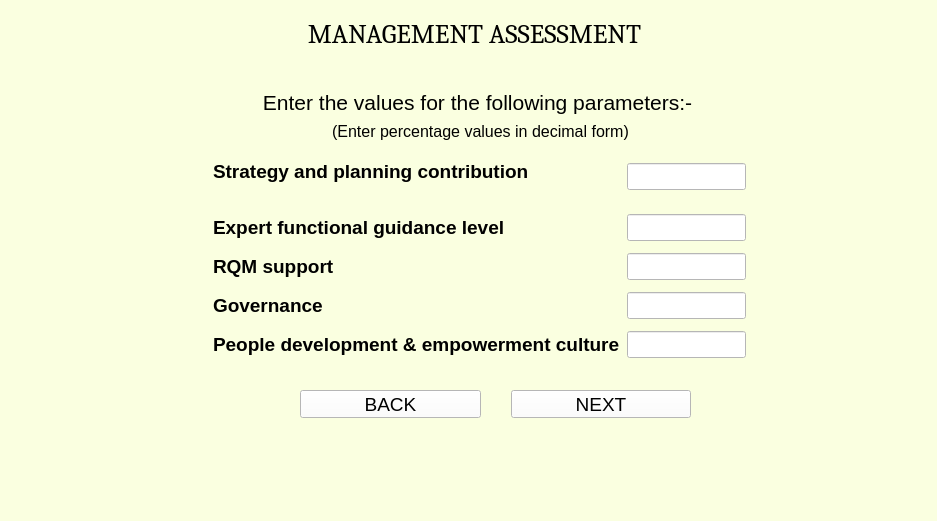
First picture: the form in ui_files/management_screen.ui, repository Ris-code/institutional_benchmarking_model, before the edit.
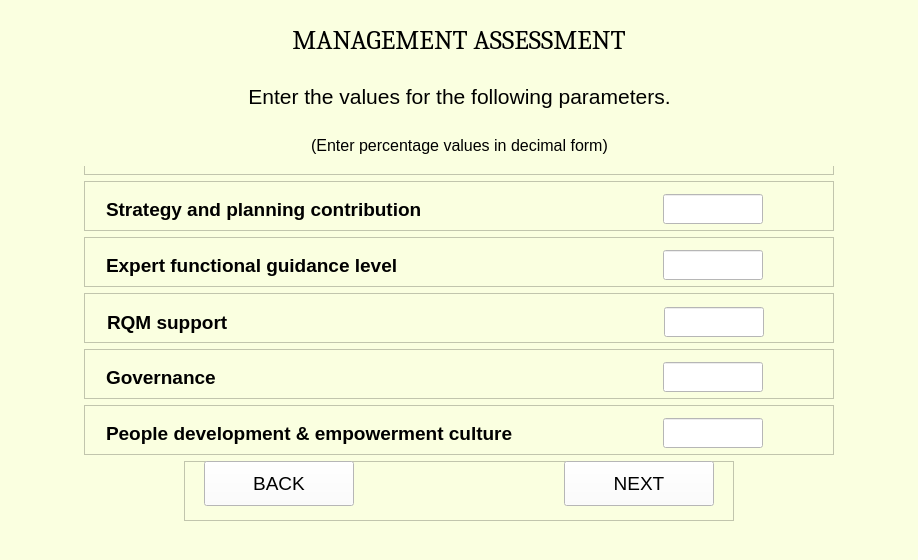
Second picture: the form after the edit.

Patch:
```diff
--- a/ui_files/management_screen.ui
+++ b/ui_files/management_screen.ui
@@ -9,8 +9,8 @@
    <rect>
     <x>0</x>
     <y>0</y>
-    <width>937</width>
-    <height>521</height>
+    <width>914</width>
+    <height>560</height>
    </rect>
   </property>
   <property name="mouseTracking">
@@ -23,15 +23,54 @@
    <string notr="true">background-color:rgb(250, 255, 224)</string>
   </property>
   <widget class="QWidget" name="centralwidget">
-   <widget class="QLabel" name="label_10">
+   <layout class="QVBoxLayout" name="verticalLayout">
+    <item alignment="Qt::AlignHCenter">
+     <widget class="QFrame" name="frame">
+      <property name="minimumSize">
+       <size>
+        <width>900</width>
+        <height>60</height>
+       </size>
+      </property>
+      <property name="maximumSize">
+       <size>
+        <width>900</width>
+        <height>60</height>
+       </size>
+      </property>
+      <property name="frameShape">
+       <enum>QFrame::StyledPanel</enum>
+      </property>
+      <property name="frameShadow">
+       <enum>QFrame::Raised</enum>
+      </property>
+      <widget class="QLabel" name="heading">
     <property name="geometry">
      <rect>
-      <x>-1</x>
-      <y>20</y>
-      <width>951</width>
-      <height>27</height>
-     </rect>
-    </property>
+         <x>0</x>
+         <y>0</y>
+         <width>900</width>
+         <height>61</height>
+        </rect>
+       </property>
+       <property name="sizePolicy">
+        <sizepolicy hsizetype="Preferred" vsizetype="Preferred">
+         <horstretch>0</horstretch>
+         <verstretch>0</verstretch>
+        </sizepolicy>
+       </property>
+       <property name="minimumSize">
+        <size>
+         <width>900</width>
+         <height>50</height>
+        </size>
+       </property>
+       <property name="maximumSize">
+        <size>
+         <width>16777215</width>
+         <height>16777215</height>
+        </size>
+       </property>
     <property name="font">
      <font>
       <family>Cambria</family>
@@ -44,19 +83,62 @@
     <property name="alignment">
      <set>Qt::AlignCenter</set>
     </property>
-   </widget>
+       <property name="wordWrap">
+        <bool>false</bool>
+       </property>
+      </widget>
+     </widget>
+    </item>
+    <item alignment="Qt::AlignHCenter">
+     <widget class="QFrame" name="frame_2">
+      <property name="minimumSize">
+       <size>
+        <width>750</width>
+        <height>100</height>
+       </size>
+      </property>
+      <property name="maximumSize">
+       <size>
+        <width>750</width>
+        <height>100</height>
+       </size>
+      </property>
+      <property name="frameShape">
+       <enum>QFrame::StyledPanel</enum>
+      </property>
+      <property name="frameShadow">
+       <enum>QFrame::Raised</enum>
+      </property>
    <widget class="QWidget" name="layoutWidget">
     <property name="geometry">
      <rect>
-      <x>10</x>
-      <y>90</y>
-      <width>941</width>
-      <height>51</height>
-     </rect>
-    </property>
-    <layout class="QVBoxLayout" name="verticalLayout">
-     <item>
-      <widget class="QLabel" name="label">
+         <x>0</x>
+         <y>0</y>
+         <width>751</width>
+         <height>91</height>
+        </rect>
+       </property>
+       <layout class="QGridLayout" name="gridLayout_6">
+        <item row="0" column="0">
+         <widget class="QLabel" name="subHeading">
+          <property name="sizePolicy">
+           <sizepolicy hsizetype="Preferred" vsizetype="Preferred">
+            <horstretch>0</horstretch>
+            <verstretch>0</verstretch>
+           </sizepolicy>
+          </property>
+          <property name="minimumSize">
+           <size>
+            <width>450</width>
+            <height>40</height>
+           </size>
+          </property>
+          <property name="maximumSize">
+           <size>
+            <width>16777215</width>
+            <height>16777215</height>
+           </size>
+          </property>
        <property name="font">
         <font>
          <family>Arial</family>
@@ -64,15 +146,36 @@
         </font>
        </property>
        <property name="text">
-        <string>Enter the values for the following parameters:- </string>
+           <string>Enter the values for the following parameters.</string>
        </property>
        <property name="alignment">
         <set>Qt::AlignCenter</set>
        </property>
-      </widget>
-     </item>
-     <item>
-      <widget class="QLabel" name="label_7">
+          <property name="wordWrap">
+           <bool>false</bool>
+          </property>
+         </widget>
+        </item>
+        <item row="1" column="0">
+         <widget class="QLabel" name="instructions">
+          <property name="sizePolicy">
+           <sizepolicy hsizetype="Preferred" vsizetype="Preferred">
+            <horstretch>0</horstretch>
+            <verstretch>0</verstretch>
+           </sizepolicy>
+          </property>
+          <property name="minimumSize">
+           <size>
+            <width>315</width>
+            <height>40</height>
+           </size>
+          </property>
+          <property name="maximumSize">
+           <size>
+            <width>16777215</width>
+            <height>16777215</height>
+           </size>
+          </property>
        <property name="font">
         <font>
          <family>Arial</family>
@@ -85,48 +188,101 @@
        <property name="alignment">
         <set>Qt::AlignCenter</set>
        </property>
+          <property name="wordWrap">
+           <bool>false</bool>
+          </property>
       </widget>
      </item>
     </layout>
    </widget>
-   <widget class="QWidget" name="">
+     </widget>
+    </item>
+    <item alignment="Qt::AlignHCenter">
+     <widget class="QFrame" name="frame_3">
+      <property name="minimumSize">
+       <size>
+        <width>750</width>
+        <height>50</height>
+       </size>
+      </property>
+      <property name="maximumSize">
+       <size>
+        <width>750</width>
+        <height>50</height>
+       </size>
+      </property>
+      <property name="frameShape">
+       <enum>QFrame::StyledPanel</enum>
+      </property>
+      <property name="frameShadow">
+       <enum>QFrame::Raised</enum>
+      </property>
+      <widget class="QWidget" name="layoutWidget">
     <property name="geometry">
      <rect>
-      <x>210</x>
-      <y>160</y>
-      <width>541</width>
-      <height>203</height>
-     </rect>
-    </property>
+         <x>22</x>
+         <y>12</y>
+         <width>657</width>
+         <height>32</height>
+        </rect>
+       </property>
+       <layout class="QGridLayout" name="gridLayout">
+        <item row="0" column="0">
+         <widget class="QLabel" name="labelE">
+          <property name="sizePolicy">
+           <sizepolicy hsizetype="Preferred" vsizetype="Preferred">
+            <horstretch>0</horstretch>
+            <verstretch>0</verstretch>
+           </sizepolicy>
+          </property>
+          <property name="minimumSize">
+           <size>
+            <width>550</width>
+            <height>30</height>
+           </size>
+          </property>
+          <property name="maximumSize">
+           <size>
+            <width>16777215</width>
+            <height>16777215</height>
+           </size>
+          </property>
     <property name="font">
      <font>
       <family>Arial</family>
       <pointsize>14</pointsize>
-      <weight>50</weight>
-      <bold>false</bold>
-     </font>
-    </property>
-    <layout class="QFormLayout" name="formLayout">
-     <property name="horizontalSpacing">
-      <number>7</number>
-     </property>
-     <property name="verticalSpacing">
-      <number>12</number>
-     </property>
-     <property name="leftMargin">
-      <number>3</number>
-     </property>
-     <property name="topMargin">
-      <number>3</number>
-     </property>
-     <property name="rightMargin">
-      <number>5</number>
-     </property>
-     <property name="bottomMargin">
-      <number>5</number>
-     </property>
+            <weight>75</weight>
+            <bold>true</bold>
+           </font>
+          </property>
+          <property name="text">
+           <string>Strategy and planning contribution</string>
+          </property>
+          <property name="wordWrap">
+           <bool>false</bool>
+          </property>
+         </widget>
+        </item>
      <item row="0" column="1">
       <widget class="QLineEdit" name="paramE">
+          <property name="sizePolicy">
+           <sizepolicy hsizetype="Preferred" vsizetype="Preferred">
+            <horstretch>0</horstretch>
+            <verstretch>0</verstretch>
+           </sizepolicy>
+          </property>
+          <property name="minimumSize">
+           <size>
+            <width>100</width>
+            <height>30</height>
+           </size>
+          </property>
+          <property name="maximumSize">
+           <size>
+            <width>100</width>
+            <height>30</height>
+           </size>
+          </property>
        <property name="font">
         <font>
          <family>Arial</family>
@@ -140,8 +296,60 @@
        </property>
       </widget>
      </item>
-     <item row="1" column="0">
-      <widget class="QLabel" name="label_3">
+       </layout>
+      </widget>
+     </widget>
+    </item>
+    <item alignment="Qt::AlignHCenter">
+     <widget class="QFrame" name="frame_4">
+      <property name="minimumSize">
+       <size>
+        <width>750</width>
+        <height>50</height>
+       </size>
+      </property>
+      <property name="maximumSize">
+       <size>
+        <width>750</width>
+        <height>50</height>
+       </size>
+      </property>
+      <property name="frameShape">
+       <enum>QFrame::StyledPanel</enum>
+      </property>
+      <property name="frameShadow">
+       <enum>QFrame::Raised</enum>
+      </property>
+      <widget class="QWidget" name="layoutWidget">
+       <property name="geometry">
+        <rect>
+         <x>22</x>
+         <y>12</y>
+         <width>657</width>
+         <height>32</height>
+        </rect>
+       </property>
+       <layout class="QGridLayout" name="gridLayout_2">
+        <item row="0" column="0">
+         <widget class="QLabel" name="labelF">
+          <property name="sizePolicy">
+           <sizepolicy hsizetype="Preferred" vsizetype="Preferred">
+            <horstretch>0</horstretch>
+            <verstretch>0</verstretch>
+           </sizepolicy>
+          </property>
+          <property name="minimumSize">
+           <size>
+            <width>550</width>
+            <height>30</height>
+           </size>
+          </property>
+          <property name="maximumSize">
+           <size>
+            <width>16777215</width>
+            <height>16777215</height>
+           </size>
+          </property>
        <property name="font">
         <font>
          <family>Arial</family>
@@ -153,10 +361,31 @@
        <property name="text">
         <string>Expert functional guidance level</string>
        </property>
-      </widget>
-     </item>
-     <item row="1" column="1">
+          <property name="wordWrap">
+           <bool>false</bool>
+          </property>
+         </widget>
+        </item>
+        <item row="0" column="1">
       <widget class="QLineEdit" name="paramF">
+          <property name="sizePolicy">
+           <sizepolicy hsizetype="Preferred" vsizetype="Preferred">
+            <horstretch>0</horstretch>
+            <verstretch>0</verstretch>
+           </sizepolicy>
+          </property>
+          <property name="minimumSize">
+           <size>
+            <width>100</width>
+            <height>30</height>
+           </size>
+          </property>
+          <property name="maximumSize">
+           <size>
+            <width>100</width>
+            <height>30</height>
+           </size>
+          </property>
        <property name="font">
         <font>
          <family>Arial</family>
@@ -170,8 +399,60 @@
        </property>
       </widget>
      </item>
-     <item row="2" column="0">
-      <widget class="QLabel" name="label_4">
+       </layout>
+      </widget>
+     </widget>
+    </item>
+    <item alignment="Qt::AlignHCenter">
+     <widget class="QFrame" name="frame_5">
+      <property name="minimumSize">
+       <size>
+        <width>750</width>
+        <height>50</height>
+       </size>
+      </property>
+      <property name="maximumSize">
+       <size>
+        <width>750</width>
+        <height>50</height>
+       </size>
+      </property>
+      <property name="frameShape">
+       <enum>QFrame::StyledPanel</enum>
+      </property>
+      <property name="frameShadow">
+       <enum>QFrame::Raised</enum>
+      </property>
+      <widget class="QWidget" name="layoutWidget">
+       <property name="geometry">
+        <rect>
+         <x>23</x>
+         <y>13</y>
+         <width>657</width>
+         <height>32</height>
+        </rect>
+       </property>
+       <layout class="QGridLayout" name="gridLayout_3">
+        <item row="0" column="0">
+         <widget class="QLabel" name="labelG">
+          <property name="sizePolicy">
+           <sizepolicy hsizetype="Preferred" vsizetype="Preferred">
+            <horstretch>0</horstretch>
+            <verstretch>0</verstretch>
+           </sizepolicy>
+          </property>
+          <property name="minimumSize">
+           <size>
+            <width>550</width>
+            <height>30</height>
+           </size>
+          </property>
+          <property name="maximumSize">
+           <size>
+            <width>16777215</width>
+            <height>16777215</height>
+           </size>
+          </property>
        <property name="font">
         <font>
          <family>Arial</family>
@@ -183,10 +464,31 @@
        <property name="text">
         <string>RQM support</string>
        </property>
-      </widget>
-     </item>
-     <item row="2" column="1">
+          <property name="wordWrap">
+           <bool>false</bool>
+          </property>
+         </widget>
+        </item>
+        <item row="0" column="1">
       <widget class="QLineEdit" name="paramG">
+          <property name="sizePolicy">
+           <sizepolicy hsizetype="Preferred" vsizetype="Preferred">
+            <horstretch>0</horstretch>
+            <verstretch>0</verstretch>
+           </sizepolicy>
+          </property>
+          <property name="minimumSize">
+           <size>
+            <width>100</width>
+            <height>30</height>
+           </size>
+          </property>
+          <property name="maximumSize">
+           <size>
+            <width>100</width>
+            <height>30</height>
+           </size>
+          </property>
        <property name="font">
         <font>
          <family>Arial</family>
@@ -200,8 +502,60 @@
        </property>
       </widget>
      </item>
-     <item row="3" column="0">
-      <widget class="QLabel" name="label_5">
+       </layout>
+      </widget>
+     </widget>
+    </item>
+    <item alignment="Qt::AlignHCenter">
+     <widget class="QFrame" name="frame_6">
+      <property name="minimumSize">
+       <size>
+        <width>750</width>
+        <height>50</height>
+       </size>
+      </property>
+      <property name="maximumSize">
+       <size>
+        <width>750</width>
+        <height>50</height>
+       </size>
+      </property>
+      <property name="frameShape">
+       <enum>QFrame::StyledPanel</enum>
+      </property>
+      <property name="frameShadow">
+       <enum>QFrame::Raised</enum>
+      </property>
+      <widget class="QWidget" name="layoutWidget">
+       <property name="geometry">
+        <rect>
+         <x>22</x>
+         <y>12</y>
+         <width>657</width>
+         <height>32</height>
+        </rect>
+       </property>
+       <layout class="QGridLayout" name="gridLayout_4">
+        <item row="0" column="0">
+         <widget class="QLabel" name="labelH">
+          <property name="sizePolicy">
+           <sizepolicy hsizetype="Preferred" vsizetype="Preferred">
+            <horstretch>0</horstretch>
+            <verstretch>0</verstretch>
+           </sizepolicy>
+          </property>
+          <property name="minimumSize">
+           <size>
+            <width>550</width>
+            <height>30</height>
+           </size>
+          </property>
+          <property name="maximumSize">
+           <size>
+            <width>16777215</width>
+            <height>16777215</height>
+           </size>
+          </property>
        <property name="font">
         <font>
          <family>Arial</family>
@@ -213,10 +567,31 @@
        <property name="text">
         <string>Governance</string>
        </property>
-      </widget>
-     </item>
-     <item row="3" column="1">
+          <property name="wordWrap">
+           <bool>false</bool>
+          </property>
+         </widget>
+        </item>
+        <item row="0" column="1">
       <widget class="QLineEdit" name="paramH">
+          <property name="sizePolicy">
+           <sizepolicy hsizetype="Preferred" vsizetype="Preferred">
+            <horstretch>0</horstretch>
+            <verstretch>0</verstretch>
+           </sizepolicy>
+          </property>
+          <property name="minimumSize">
+           <size>
+            <width>100</width>
+            <height>30</height>
+           </size>
+          </property>
+          <property name="maximumSize">
+           <size>
+            <width>100</width>
+            <height>30</height>
+           </size>
+          </property>
        <property name="font">
         <font>
          <family>Arial</family>
@@ -230,8 +605,60 @@
        </property>
       </widget>
      </item>
-     <item row="4" column="0">
-      <widget class="QLabel" name="label_6">
+       </layout>
+      </widget>
+     </widget>
+    </item>
+    <item alignment="Qt::AlignHCenter">
+     <widget class="QFrame" name="frame_7">
+      <property name="minimumSize">
+       <size>
+        <width>750</width>
+        <height>50</height>
+       </size>
+      </property>
+      <property name="maximumSize">
+       <size>
+        <width>750</width>
+        <height>50</height>
+       </size>
+      </property>
+      <property name="frameShape">
+       <enum>QFrame::StyledPanel</enum>
+      </property>
+      <property name="frameShadow">
+       <enum>QFrame::Raised</enum>
+      </property>
+      <widget class="QWidget" name="layoutWidget">
+       <property name="geometry">
+        <rect>
+         <x>22</x>
+         <y>12</y>
+         <width>657</width>
+         <height>32</height>
+        </rect>
+       </property>
+       <layout class="QGridLayout" name="gridLayout_5">
+        <item row="0" column="0">
+         <widget class="QLabel" name="labelI">
+          <property name="sizePolicy">
+           <sizepolicy hsizetype="Preferred" vsizetype="Preferred">
+            <horstretch>0</horstretch>
+            <verstretch>0</verstretch>
+           </sizepolicy>
+          </property>
+          <property name="minimumSize">
+           <size>
+            <width>550</width>
+            <height>30</height>
+           </size>
+          </property>
+          <property name="maximumSize">
+           <size>
+            <width>16777215</width>
+            <height>16777215</height>
+           </size>
+          </property>
        <property name="font">
         <font>
          <family>Arial</family>
@@ -243,10 +670,31 @@
        <property name="text">
         <string>People development &amp; empowerment culture</string>
        </property>
-      </widget>
-     </item>
-     <item row="4" column="1">
+          <property name="wordWrap">
+           <bool>false</bool>
+          </property>
+         </widget>
+        </item>
+        <item row="0" column="1">
       <widget class="QLineEdit" name="paramI">
+          <property name="sizePolicy">
+           <sizepolicy hsizetype="Preferred" vsizetype="Preferred">
+            <horstretch>0</horstretch>
+            <verstretch>0</verstretch>
+           </sizepolicy>
+          </property>
+          <property name="minimumSize">
+           <size>
+            <width>100</width>
+            <height>30</height>
+           </size>
+          </property>
+          <property name="maximumSize">
+           <size>
+            <width>100</width>
+            <height>30</height>
+           </size>
+          </property>
        <property name="font">
         <font>
          <family>Arial</family>
@@ -260,45 +708,57 @@
        </property>
       </widget>
      </item>
-     <item row="0" column="0">
-      <widget class="QLabel" name="label_2">
-       <property name="font">
-        <font>
-         <family>Arial</family>
-         <pointsize>14</pointsize>
-         <weight>75</weight>
-         <bold>true</bold>
-        </font>
-       </property>
-       <property name="text">
-        <string>Strategy and planning contribution
-</string>
-       </property>
-      </widget>
-     </item>
-    </layout>
-   </widget>
-   <widget class="QWidget" name="">
-    <property name="geometry">
-     <rect>
-      <x>300</x>
-      <y>390</y>
-      <width>391</width>
-      <height>28</height>
-     </rect>
-    </property>
-    <property name="font">
-     <font>
-      <family>Arial</family>
-      <pointsize>14</pointsize>
-     </font>
-    </property>
-    <layout class="QGridLayout" name="gridLayout">
-     <property name="horizontalSpacing">
-      <number>30</number>
-     </property>
-     <item row="0" column="0">
+       </layout>
+      </widget>
+     </widget>
+    </item>
+    <item alignment="Qt::AlignHCenter">
+     <widget class="QFrame" name="frame_8">
+      <property name="minimumSize">
+       <size>
+        <width>550</width>
+        <height>60</height>
+       </size>
+      </property>
+      <property name="maximumSize">
+       <size>
+        <width>550</width>
+        <height>60</height>
+       </size>
+      </property>
+      <property name="frameShape">
+       <enum>QFrame::StyledPanel</enum>
+      </property>
+      <property name="frameShadow">
+       <enum>QFrame::Raised</enum>
+      </property>
       <widget class="QPushButton" name="backButton">
+       <property name="geometry">
+        <rect>
+         <x>20</x>
+         <y>0</y>
+         <width>150</width>
+         <height>45</height>
+        </rect>
+       </property>
+       <property name="sizePolicy">
+        <sizepolicy hsizetype="Preferred" vsizetype="Preferred">
+         <horstretch>0</horstretch>
+         <verstretch>0</verstretch>
+        </sizepolicy>
+       </property>
+       <property name="minimumSize">
+        <size>
+         <width>150</width>
+         <height>45</height>
+        </size>
+       </property>
+       <property name="maximumSize">
+        <size>
+         <width>150</width>
+         <height>45</height>
+        </size>
+       </property>
        <property name="font">
         <font>
          <family>Arial</family>
@@ -312,12 +772,36 @@
         <string>BACK</string>
        </property>
       </widget>
-     </item>
-     <item row="0" column="1">
       <widget class="QPushButton" name="nextButton">
        <property name="enabled">
         <bool>true</bool>
        </property>
+       <property name="geometry">
+        <rect>
+         <x>380</x>
+         <y>0</y>
+         <width>150</width>
+         <height>45</height>
+        </rect>
+       </property>
+       <property name="sizePolicy">
+        <sizepolicy hsizetype="Preferred" vsizetype="Preferred">
+         <horstretch>0</horstretch>
+         <verstretch>0</verstretch>
+        </sizepolicy>
+       </property>
+       <property name="minimumSize">
+        <size>
+         <width>150</width>
+         <height>45</height>
+        </size>
+       </property>
+       <property name="maximumSize">
+        <size>
+         <width>150</width>
+         <height>45</height>
+        </size>
+       </property>
        <property name="palette">
         <palette>
          <active>
@@ -473,9 +957,9 @@
         <bool>false</bool>
        </property>
       </widget>
-     </item>
-    </layout>
-   </widget>
+     </widget>
+    </item>
+   </layout>
   </widget>
   <widget class="QMenuBar" name="menubar">
    <property name="geometry">
```
Left out of the diff: 4 changed lines with no effect on the pictures. Lines whose indentation alone changed are shown as unchanged.
